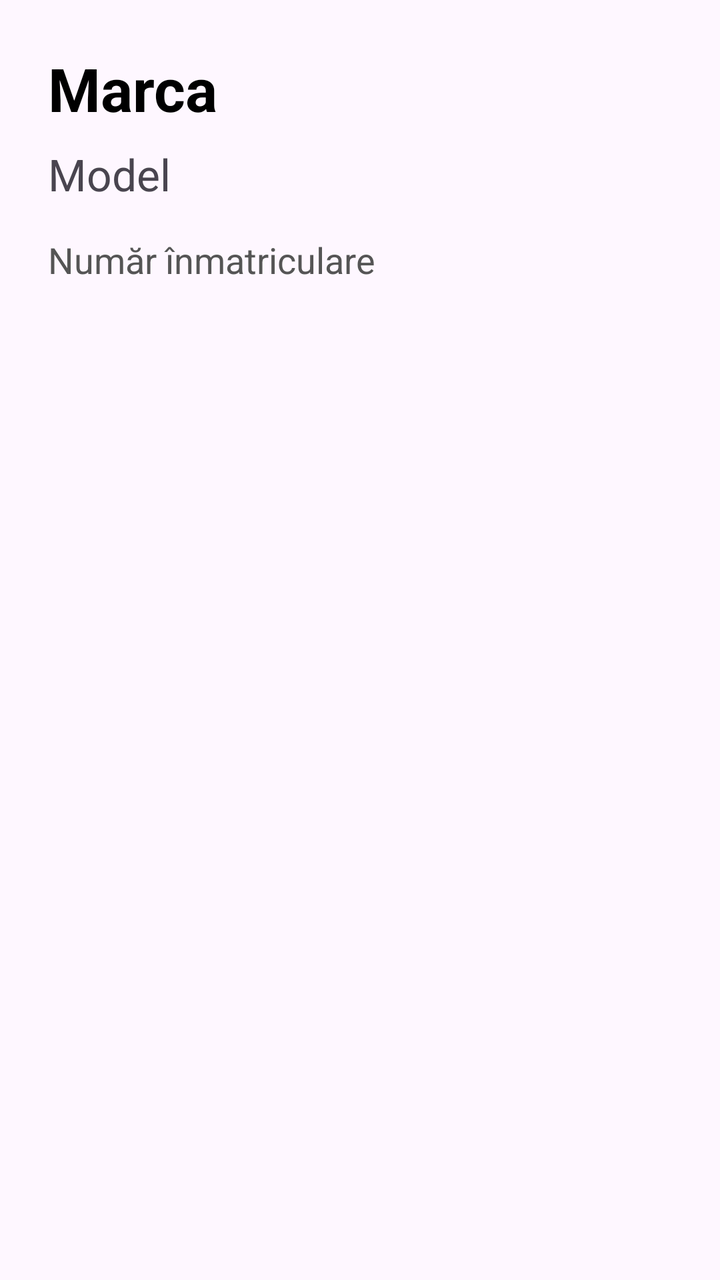
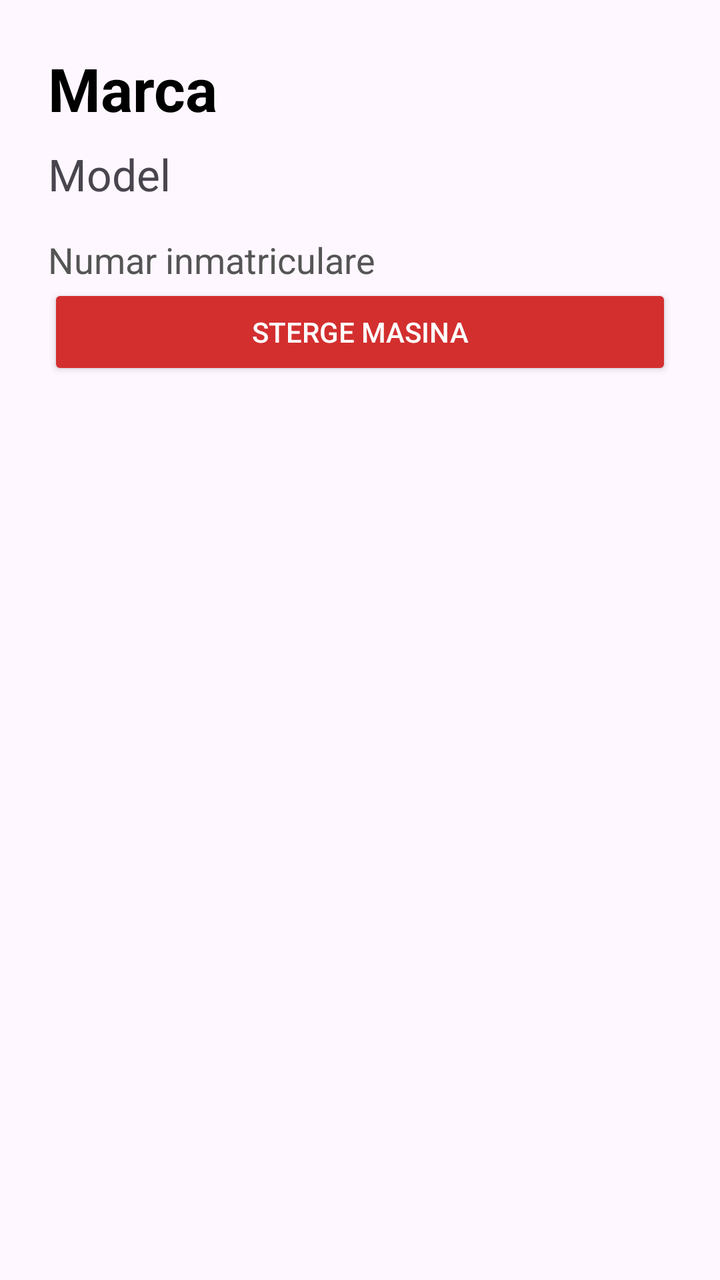

Before-and-after screenshots of an Android layout around one commit, followed by the original layout XML and the change that was made.
<!-- AndroidManifest.xml: application theme Theme.MyApplication -->
<!-- res/layout/activity_car_detail.xml -->
<?xml version="1.0" encoding="utf-8"?>
<LinearLayout xmlns:android="http://schemas.android.com/apk/res/android"
    android:layout_width="match_parent"
    android:layout_height="match_parent"
    android:orientation="vertical"
    android:padding="24dp">

    <TextView
        android:id="@+id/tvDetailBrand"
        android:layout_width="wrap_content"
        android:layout_height="wrap_content"
        android:textSize="30sp"
        android:textStyle="bold"
        android:textColor="#000000"
        android:text="Marca" />

    <TextView
        android:id="@+id/tvDetailModel"
        android:layout_width="wrap_content"
        android:layout_height="wrap_content"
        android:textSize="22sp"
        android:layout_marginTop="8dp"
        android:text="Model" />

    <TextView
        android:id="@+id/tvDetailPlate"
        android:layout_width="wrap_content"
        android:layout_height="wrap_content"
        android:layout_marginTop="16dp"
        android:text="Număr înmatriculare"
        android:textColor="#555555"
        android:textSize="18sp" />

</LinearLayout>
<!-- resources referenced by this layout -->
<resources>
  <style name="Theme.MyApplication" parent="Base.Theme.MyApplication" />
  <style name="Base.Theme.MyApplication" parent="Theme.Material3.DayNight.NoActionBar">
          
          
      </style>
</resources>

<!-- the commit's change to res/layout/activity_car_detail.xml (unified diff, before → after) -->
@@ -27,8 +27,15 @@
         android:layout_width="wrap_content"
         android:layout_height="wrap_content"
         android:layout_marginTop="16dp"
-        android:text="Număr înmatriculare"
+        android:text="Numar inmatriculare"
         android:textColor="#555555"
         android:textSize="18sp" />
 
+    <Button
+        android:id="@+id/btnDelete"
+        android:layout_width="match_parent"
+        android:layout_height="wrap_content"
+        android:text="Sterge Masina"
+        android:backgroundTint="#D32F2F"
+        android:textColor="#FFFFFF" />
 </LinearLayout>
